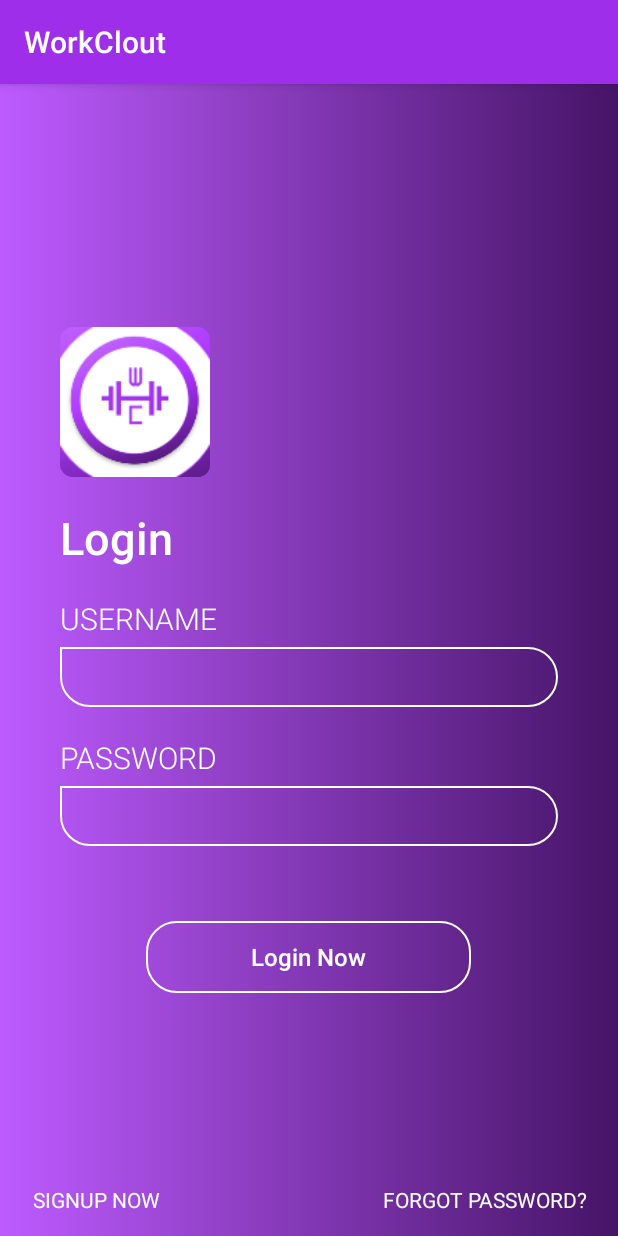
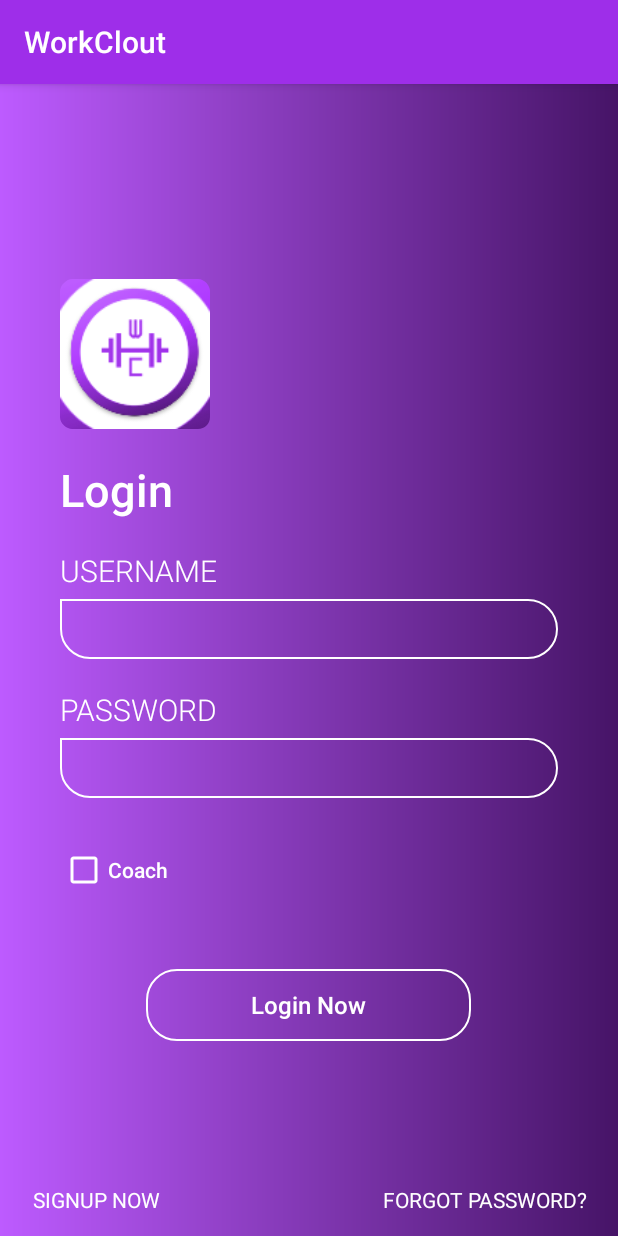
Before and after one commit to forklifters/WorkClout, an Android app: the screen it shows after launch (LoginActivity), on a phone screen of 412 x 824 dp. Run offline under Robolectric (Android 15) with nearby library versions, the phone set to English and light mode, and no system bars; our stand-ins replace Firebase (no records; nobody signed in at launch, a user with empty details on screens opened directly).

Commit message:
Added checkboxes and cleanup of some UI.

```diff
--- a/app/src/main/java/com/example/workclout/LoginActivity.java
+++ b/app/src/main/java/com/example/workclout/LoginActivity.java
@@ -32,9 +32,9 @@ public class LoginActivity extends AppCompatActivity {
     private EditText userName, passWord;
     private Button register, login, forgotPass;
     private String emailInput, passWordInput, userID, databaseEmail, databasePassWord;
+    private CheckBox coachLogin, coachRegister;
     private FirebaseFirestore firestore;
     private DocumentReference loginRef;
-    //private CheckBox coachregister;
     private boolean loginSuccess = false;
 
     RelativeLayout rellay1, rellay2;
@@ -57,7 +57,7 @@ public class LoginActivity extends AppCompatActivity {
 
         return UId;
 
-        //TODO: Error handle for when userID already exists and incriment by one
+        //TODO: Error handle for when userID already exists and increment by one
     }
 
     /********************************************
@@ -80,7 +80,8 @@ public class LoginActivity extends AppCompatActivity {
         register = (Button) findViewById(R.id.btn_register);
         login = (Button) findViewById(R.id.btn_login);
         forgotPass = (Button) findViewById(R.id.btn_resetPassword);
-        //coachregister=(CheckBox) findViewById(R.id.checkID);
+        coachRegister=(CheckBox) findViewById(R.id.cb_coachRegister);
+        coachLogin=(CheckBox) findViewById(R.id.cb_coachLogin);
 
         firestore = FirebaseFirestore.getInstance();
         /********************************************
@@ -97,6 +98,11 @@ public class LoginActivity extends AppCompatActivity {
             }
         });
 
+        /********************************************
+         * Benjamin Napier
+         * Function:
+         * If forgot password button clicked switch to forgot password class
+         *****************************************/
         forgotPass.setOnClickListener(new View.OnClickListener() {
             @Override
             public void onClick(View v) {
@@ -111,7 +117,7 @@ public class LoginActivity extends AppCompatActivity {
          * Function:
          * If login button clicked take in Username and Password inputs
          * firebase object connects to database
-         * If the login is succesful switch pages to Homepage
+         * If the login is successful switch pages to Homepage
          * Prompt for successful Login
          * else
          * Prompt for unsuccessful
--- a/app/src/main/java/com/example/workclout/Registration.java
+++ b/app/src/main/java/com/example/workclout/Registration.java
@@ -66,7 +66,7 @@ public class Registration extends AppCompatActivity {
         userName2=findViewById(R.id.UserNameID2);
         passWord2=findViewById(R.id.PassWordID2);
         register2=findViewById(R.id.RegisterID2);
-        coachCheck=findViewById(R.id.coachCheck);
+        coachCheck=findViewById(R.id.cb_coachRegister);
 
         mFirestore = FirebaseFirestore.getInstance();
 
--- a/app/src/main/res/layout-v26/activity_login.xml
+++ b/app/src/main/res/layout-v26/activity_login.xml
@@ -39,10 +39,5 @@
         android:layout_height="wrap_content"
         android:text="Login" />
 
-    <CheckBox
-        android:id="@+id/checkID"
-        android:layout_width="match_parent"
-        android:layout_height="wrap_content"
-        android:text="CheckBox" />
 
 </LinearLayout>
--- a/app/src/main/res/layout/activity_registration.xml
+++ b/app/src/main/res/layout/activity_registration.xml
@@ -112,7 +112,7 @@
             android:textSize="16sp" />
 
         <CheckBox
-            android:id="@+id/coachCheck"
+            android:id="@+id/cb_coachRegister"
             android:layout_width="wrap_content"
             android:layout_height="wrap_content"
             android:layout_marginStart="36dp"
--- a/app/src/main/res/layout/activity_splashscreen.xml
+++ b/app/src/main/res/layout/activity_splashscreen.xml
@@ -122,6 +122,17 @@
 
                 </LinearLayout>
 
+                <CheckBox
+                    android:id="@+id/cb_coachLogin"
+                    android:layout_width="wrap_content"
+                    android:layout_height="wrap_content"
+                    android:layout_marginTop="32dp"
+                    android:buttonTint="@color/white"
+                    android:fontFamily="sans-serif-medium"
+                    android:text="Coach"
+                    android:textColor="@color/white"
+                    android:theme="@style/checkBoxStyle" />
+
                 <Button
                     android:id="@+id/btn_login"
                     android:layout_width="wrap_content"
```
Also changed, not shown: app/src/main/res/layout/content_home_page.xml (deleted, +0 -11 lines).
